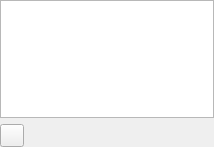
polpo/cantata-mac, file lyrics/lyricspage.ui: the form before one commit.
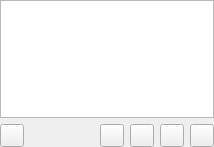
The form after the commit. Custom widgets are drawn as their Qt base class.

```diff
--- a/lyrics/lyricspage.ui
+++ b/lyrics/lyricspage.ui
@@ -17,7 +17,7 @@
    <property name="margin">
     <number>0</number>
    </property>
-   <item row="0" column="0" colspan="2">
+   <item row="0" column="0" colspan="6">
     <widget class="TextBrowser" name="text">
      <property name="openLinks">
       <bool>false</bool>
@@ -25,7 +25,7 @@
     </widget>
    </item>
    <item row="1" column="0">
-    <widget class="QToolButton" name="refresh"/>
+    <widget class="QToolButton" name="refreshBtn"/>
    </item>
    <item row="1" column="1">
     <spacer name="horizontalSpacer">
@@ -34,12 +34,24 @@
      </property>
      <property name="sizeHint" stdset="0">
       <size>
-       <width>181</width>
+       <width>16</width>
        <height>20</height>
       </size>
      </property>
     </spacer>
    </item>
+   <item row="1" column="2">
+    <widget class="QToolButton" name="editBtn"/>
+   </item>
+   <item row="1" column="3">
+    <widget class="QToolButton" name="saveBtn"/>
+   </item>
+   <item row="1" column="4">
+    <widget class="QToolButton" name="cancelBtn"/>
+   </item>
+   <item row="1" column="5">
+    <widget class="QToolButton" name="delBtn"/>
+   </item>
   </layout>
  </widget>
  <customwidgets>
```
